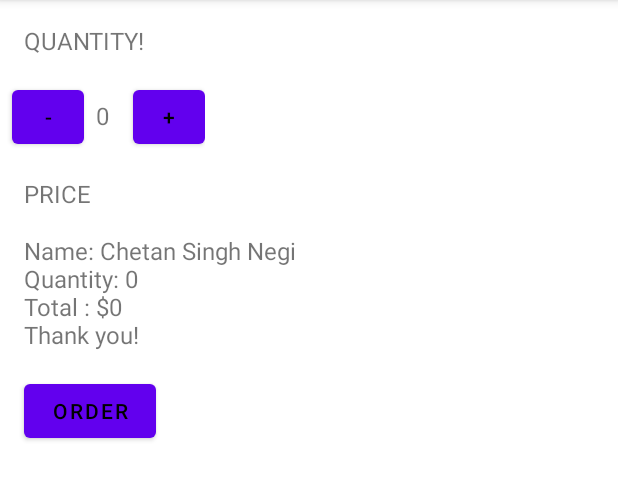
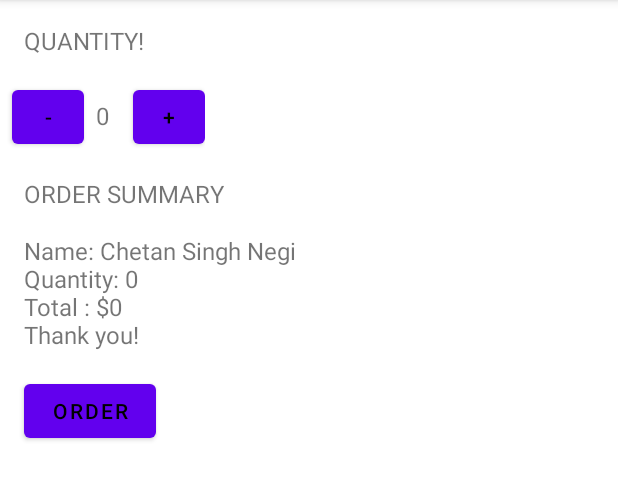
Before and after one commit to ETS-Android2/Android-Application-Development, an Android app: the screen it shows after launch (MainActivity), after a tap on "ORDER", on a phone screen of 412 x 824 dp, the part 84-584 px from its top. Run offline under Robolectric (Android 15) with nearby library versions, the phone set to English and light mode, and no system bars.

Commit message:
Concise the Code

```diff
--- a/Android Basics User Input 2 (Just Java)/Making an App Interactive Part 1/app/src/main/java/com/example/justjava/MainActivity.java
+++ b/Android Basics User Input 2 (Just Java)/Making an App Interactive Part 1/app/src/main/java/com/example/justjava/MainActivity.java
@@ -20,7 +20,8 @@ import java.text.NumberFormat;
  */
 
 public class MainActivity extends AppCompatActivity {
-    int quantity =0;
+    int quantity = 0;
+
     @Override
     protected void onCreate(Bundle savedInstanceState) {
         super.onCreate(savedInstanceState);
@@ -32,32 +33,29 @@ public class MainActivity extends AppCompatActivity {
      * This method is called when the order button is clicked.
      */
     public void submitOrder(View view) {
-        int Price=calculatePrice();
-        String message=createOrderSummary(Price);
-        displayMessage(message);
+        int Price = calculatePrice();
+        displayMessage(createOrderSummary(Price));
 
 
     }
+
     /**
      * Calculates the price of the order.
-     *
      */
-    public int  calculatePrice()
-    {
-        int price=quantity * 5;
-          return  price;
+    public int calculatePrice() {
+        return (quantity * 5);
+
     }
 
-    public void increment(View view)
-    {
+    public void increment(View view) {
 
-        quantity =quantity+1 ;
+        quantity += 1;
         displayQuantity(quantity);
     }
-    public void decrement(View view)
-    {
 
-        quantity = quantity-1;
+    public void decrement(View view) {
+
+        quantity -= 1;
         displayQuantity(quantity);
     }
 
@@ -68,23 +66,16 @@ public class MainActivity extends AppCompatActivity {
         TextView quantityTextView = (TextView) findViewById(R.id.quantity_text_view);
         quantityTextView.setText("" + number);
     }
-    /**
-     * This method displays the given price on the screen.
-     */
-   /* private void displayPrice(int number) {
-        TextView priceTextView = (TextView) findViewById(R.id.price_text_view);
-        priceTextView.setText(NumberFormat.getCurrencyInstance().format(number));
-    }*/
-    private void displayMessage(String message)
-    {
-        TextView priceTextView =(TextView) findViewById(R.id.price_text_view);
-        priceTextView.setText(message);
+
+    private void displayMessage(String message) {
+        TextView orderSummaryTextView = (TextView) findViewById(R.id.order_summary_text_view);
+        orderSummaryTextView.setText(message);
     }
-    private String createOrderSummary(int mrp)
-    {
-        String Name="Chetan Singh Negi";
 
-        String priceMessage="Name: "+Name +"\nQuantity: "+quantity +"\nTotal : $"+mrp+"\nThank you!";
+    private String createOrderSummary(int totalPrice) {
+        String Name = "Chetan Singh Negi";
+
+        String priceMessage = "Name: " + Name + "\nQuantity: " + quantity + "\nTotal : $" + totalPrice + "\nThank you!";
 //      priceMessage = priceMessage +"\nThank you";
         return priceMessage;
     }
--- a/Android Basics User Input 2 (Just Java)/Making an App Interactive Part 1/app/src/main/res/layout/activity_main.xml
+++ b/Android Basics User Input 2 (Just Java)/Making an App Interactive Part 1/app/src/main/res/layout/activity_main.xml
@@ -52,24 +52,24 @@
             android:text="+"
             android:textColor="@color/black" />
     </LinearLayout>
+
     <TextView
         android:layout_width="wrap_content"
         android:layout_height="wrap_content"
-        android:text="price"
-        android:textAllCaps="true"
-        android:textSize="16sp"
+
         android:layout_marginLeft="16dp"
         android:layout_marginTop="16dp"
+        android:textAllCaps="true"
+        android:text="order summary"
 
-        app:layout_constraintBottom_toBottomOf="parent"
-        app:layout_constraintLeft_toLeftOf="parent"
-        app:layout_constraintRight_toRightOf="parent"
-        app:layout_constraintTop_toTopOf="parent" />
+        android:textSize="16sp"
+
+         />
     <TextView
         android:layout_width="wrap_content"
         android:layout_height="wrap_content"
         android:text="$0"
-        android:id="@+id/price_text_view"
+        android:id="@+id/order_summary_text_view"
         android:layout_marginTop="16dp"
         android:layout_marginLeft="16dp"
         android:textSize="16sp"
```
